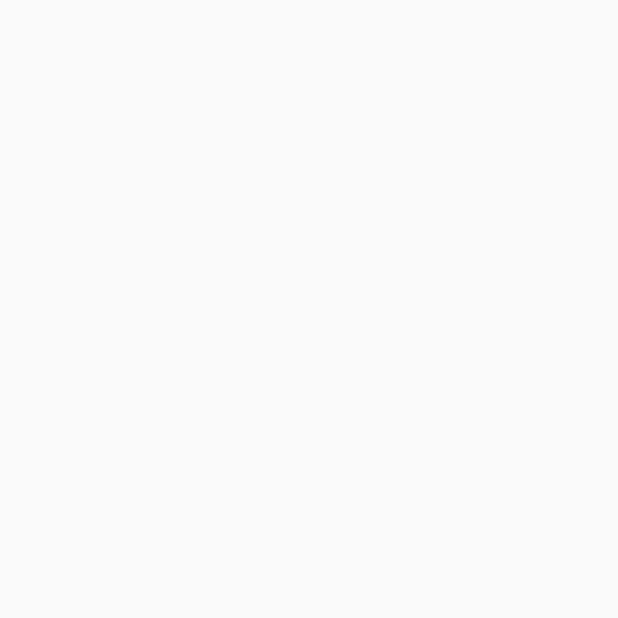
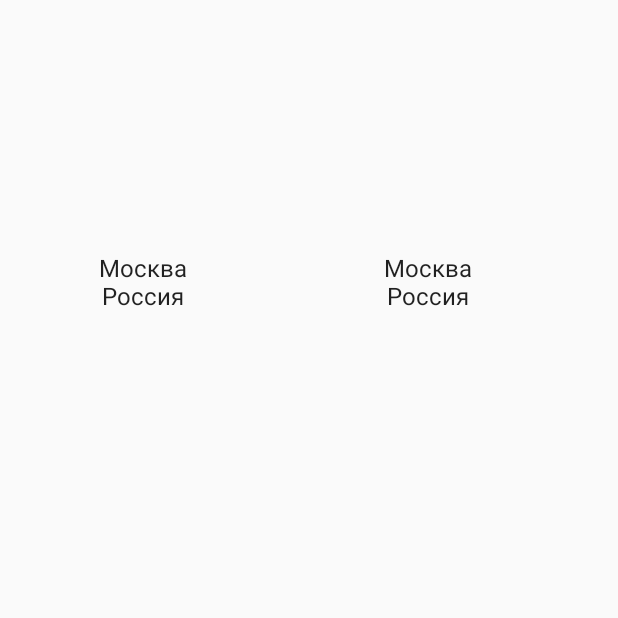
Before and after one commit to Nickitor/XMLComposeMastersWork, an Android app built with Jetpack Compose: the screen it shows after launch (ComposeActivity), on a phone screen of 412 x 824 dp, the top half of it. Before the commit the part shown is empty. Run offline under Robolectric (Android 15) with nearby library versions, the phone set to English and light mode, and no system bars.

Commit message:
Добавлены XML и Compose экраны

```diff
--- a/app/src/main/java/com/example/xmlcomposemasterswork/compose/ComposeActivity.kt
+++ /dev/null
@@ -1,16 +0,0 @@
-package com.example.xmlcomposemasterswork.compose
-
-import android.os.Bundle
-import androidx.activity.ComponentActivity
-import androidx.activity.compose.setContent
-import com.example.xmlcomposemasterswork.compose.theme.XMLComposeMastersWorkTheme
-
-class ComposeActivity : ComponentActivity() {
-    override fun onCreate(savedInstanceState: Bundle?) {
-        super.onCreate(savedInstanceState)
-        setContent {
-            XMLComposeMastersWorkTheme {
-            }
-        }
-    }
-}
--- /dev/null
+++ b/app/src/main/java/com/example/xmlcomposemasterswork/compose/presentation/ComposeActivity.kt
@@ -0,0 +1,56 @@
+package com.example.xmlcomposemasterswork.compose.presentation
+
+import android.os.Bundle
+import androidx.activity.ComponentActivity
+import androidx.activity.compose.setContent
+import androidx.compose.foundation.layout.Box
+import androidx.compose.foundation.layout.Row
+import androidx.compose.foundation.layout.Column
+import androidx.compose.foundation.layout.padding
+import androidx.compose.foundation.layout.size
+import androidx.compose.foundation.lazy.LazyRow
+import androidx.compose.foundation.lazy.items
+import androidx.compose.material.Text
+import androidx.compose.runtime.Composable
+import androidx.compose.ui.Alignment
+import androidx.compose.ui.Modifier
+import androidx.compose.ui.graphics.Color
+import androidx.compose.ui.tooling.preview.Preview
+import androidx.compose.ui.unit.dp
+import com.example.xmlcomposemasterswork.compose.presentation.theme.XMLComposeMastersWorkTheme
+
+class ComposeActivity : ComponentActivity() {
+    override fun onCreate(savedInstanceState: Bundle?) {
+        super.onCreate(savedInstanceState)
+        setContent {
+            XMLComposeMastersWorkTheme {
+                CityListPreview()
+            }
+        }
+    }
+}
+
+@Preview
+@Composable
+fun CityListPreview() {
+    val itemList = listOf("Item1", "Item2", "Item3", "Item4")
+    LazyRow {
+        items(itemList) {
+            CityCard()
+        }
+    }
+}
+
+@Composable
+fun CityCard() {
+    Row(
+        modifier = Modifier
+            .padding(20.dp)
+    ) {
+        Column(horizontalAlignment = Alignment.CenterHorizontally) {
+            Box(modifier = Modifier.size(150.dp))
+            Text(text = "Москва")
+            Text(text = "Россия")
+        }
+    }
+}
--- a/app/src/main/java/com/example/xmlcomposemasterswork/compose/theme/Color.kt
+++ b/app/src/main/java/com/example/xmlcomposemasterswork/compose/presentation/theme/Color.kt
@@ -1,4 +1,4 @@
-package com.example.xmlcomposemasterswork.compose.theme
+package com.example.xmlcomposemasterswork.compose.presentation.theme
 
 import androidx.compose.ui.graphics.Color
 
--- a/app/src/main/java/com/example/xmlcomposemasterswork/compose/theme/Shape.kt
+++ b/app/src/main/java/com/example/xmlcomposemasterswork/compose/presentation/theme/Shape.kt
@@ -1,4 +1,4 @@
-package com.example.xmlcomposemasterswork.compose.theme
+package com.example.xmlcomposemasterswork.compose.presentation.theme
 
 import androidx.compose.foundation.shape.RoundedCornerShape
 import androidx.compose.material.Shapes
--- a/app/src/main/java/com/example/xmlcomposemasterswork/compose/theme/Theme.kt
+++ b/app/src/main/java/com/example/xmlcomposemasterswork/compose/presentation/theme/Theme.kt
@@ -1,4 +1,4 @@
-package com.example.xmlcomposemasterswork.compose.theme
+package com.example.xmlcomposemasterswork.compose.presentation.theme
 
 import androidx.compose.foundation.isSystemInDarkTheme
 import androidx.compose.material.MaterialTheme
--- a/app/src/main/java/com/example/xmlcomposemasterswork/compose/theme/Type.kt
+++ b/app/src/main/java/com/example/xmlcomposemasterswork/compose/presentation/theme/Type.kt
@@ -1,4 +1,4 @@
-package com.example.xmlcomposemasterswork.compose.theme
+package com.example.xmlcomposemasterswork.compose.presentation.theme
 
 import androidx.compose.material.Typography
 import androidx.compose.ui.text.TextStyle
--- a/app/src/main/res/layout/item_city_card.xml
+++ b/app/src/main/res/layout/item_city_card.xml
@@ -4,6 +4,7 @@
     xmlns:tools="http://schemas.android.com/tools"
     android:layout_width="wrap_content"
     android:layout_height="wrap_content"
+    android:layout_gravity="center"
     android:padding="20dp">
 
     <com.google.android.material.imageview.ShapeableImageView
```
Also changed, not shown: app/src/main/AndroidManifest.xml (+2 -8 lines).
